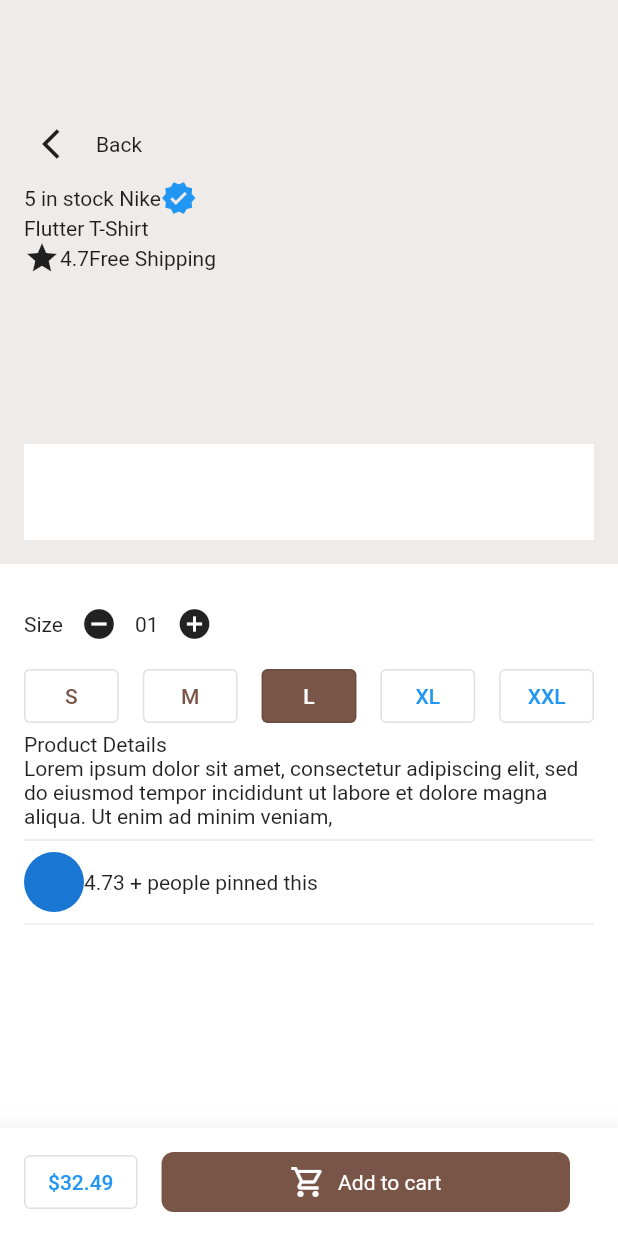
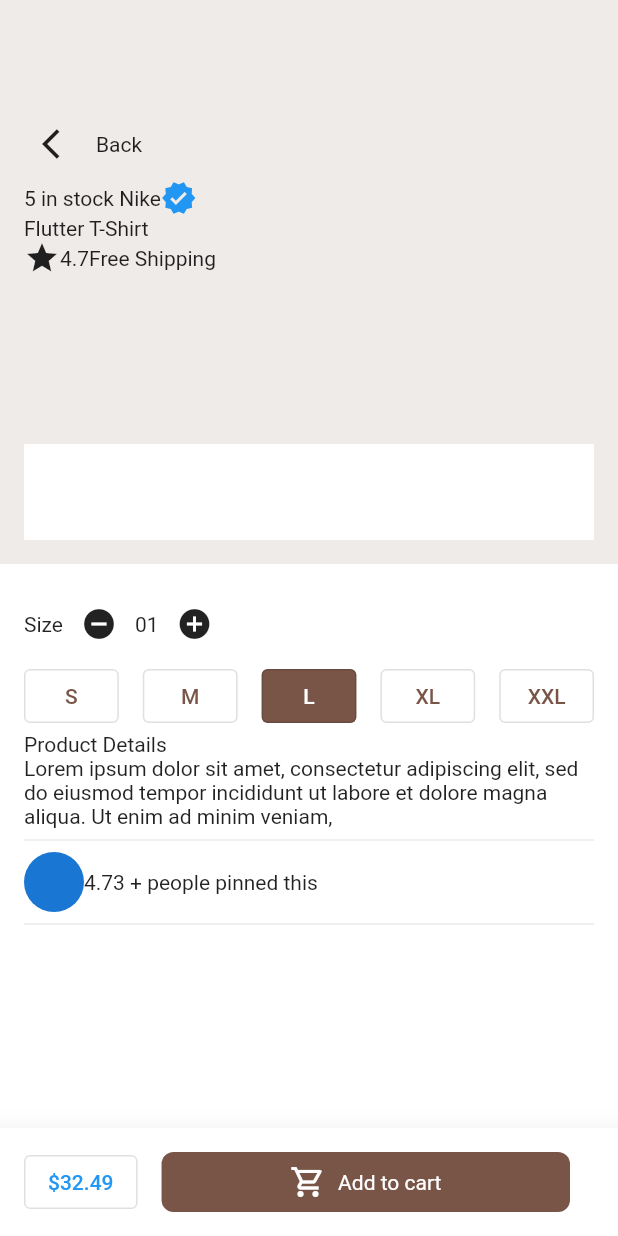
Before and after one commit to JAICHANGPARK/flutter_notebook_chapter_31, a Flutter app: the ECommerceDetailPage screen opened directly, on a phone screen of 412 x 824 dp. Run offline on Flutter 3.47's test engine with Material 2 defaults, Android fonts, the phone set to English and light mode, and no system bars; our stand-ins replace percent_indicator.

Commit message:
Update e_commerce_detail_page.dart

```diff
--- a/lib/ep1581_e_commerce_app_ui/view/e_commerce_detail_page.dart
+++ b/lib/ep1581_e_commerce_app_ui/view/e_commerce_detail_page.dart
@@ -99,7 +99,9 @@ class _ECommerceDetailPageState extends State<ECommerceDetailPage> {
                       Expanded(
                         child: OutlinedButton(
                           onPressed: () {},
-                          style: OutlinedButton.styleFrom(foregroundColor: Colors.brown),
+                          style: OutlinedButton.styleFrom(
+                            foregroundColor: Colors.brown,
+                          ),
                           child: const Text("S"),
                         ),
                       ),
@@ -109,7 +111,9 @@ class _ECommerceDetailPageState extends State<ECommerceDetailPage> {
                       Expanded(
                         child: OutlinedButton(
                           onPressed: () {},
-                          style: OutlinedButton.styleFrom(foregroundColor: Colors.brown),
+                          style: OutlinedButton.styleFrom(
+                            foregroundColor: Colors.brown,
+                          ),
                           child: const Text("M"),
                         ),
                       ),
@@ -132,6 +136,9 @@ class _ECommerceDetailPageState extends State<ECommerceDetailPage> {
                       Expanded(
                         child: OutlinedButton(
                           onPressed: () {},
+                          style: OutlinedButton.styleFrom(
+                            foregroundColor: Colors.brown,
+                          ),
                           child: const Text("XL"),
                         ),
                       ),
@@ -141,6 +148,9 @@ class _ECommerceDetailPageState extends State<ECommerceDetailPage> {
                       Expanded(
                         child: OutlinedButton(
                           onPressed: () {},
+                          style: OutlinedButton.styleFrom(
+                            foregroundColor: Colors.brown,
+                          ),
                           child: const Text("XXL"),
                         ),
                       ),
```
